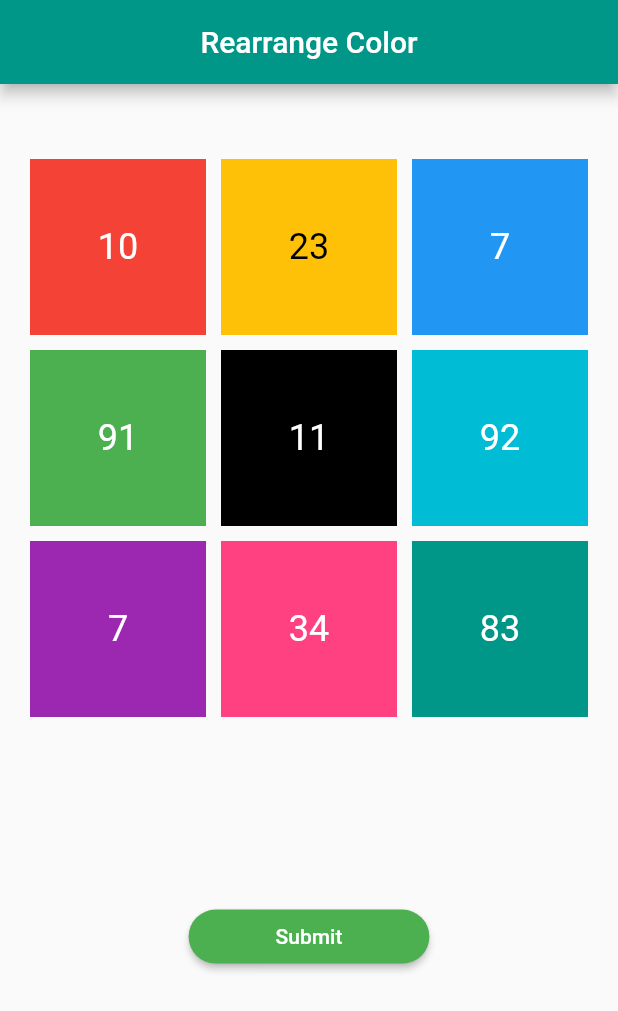
After one commit to shukill/Rearrange-Colors, a Flutter app: the screen it shows after launch, on a phone screen of 412 x 824 dp. The commit adds this screen. Shown: the top 1011 px of the screen. Run offline on Flutter 3.47's test engine with Material 2 defaults, Android fonts, the phone set to English and light mode, and no system bars; drawn by our look-alikes of reorderable_grid_view; our stand-ins replace get.

Commit message:
code-refactoring - fixing import - closing branch

```diff
--- a/lib/core/helpers.dart
+++ b/lib/core/helpers.dart
@@ -1,6 +1,8 @@
 import 'package:flutter/material.dart';
 
-abstract class Helpers {
+import 'model/my_colors.dart';
+
+class Helpers {
   static const Color red = Colors.red;
   static const Color amber = Colors.amber;
   static const Color blue = Colors.blue;
@@ -11,18 +13,60 @@ abstract class Helpers {
   static const Color pink = Colors.pinkAccent;
   static const Color teal = Colors.teal;
 
-  static const List<Color> initialColorList = [
-    red,
-    amber,
-    blue,
-    green,
-    black,
-    cyan,
-    purple,
-    pink,
-    teal,
+  List initialList = [
+    MyColor(
+      points: 10,
+      color: Colors.red,
+      name: 'Red',
+    ),
+    MyColor(
+      points: 23,
+      color: Colors.amber,
+      name: 'Amber',
+    ),
+    MyColor(
+      points: 7,
+      color: Colors.blue,
+      name: 'Blue',
+    ),
+    MyColor(
+      points: 91,
+      color: Colors.green,
+      name: 'Green',
+    ),
+    MyColor(
+      points: 11,
+      color: Colors.black,
+      name: 'Black',
+    ),
+    MyColor(
+      points: 92,
+      color: Colors.cyan,
+      name: 'Cyan',
+    ),
+    MyColor(
+      points: 7,
+      color: Colors.purple,
+      name: 'Purple',
+    ),
+    MyColor(
+      points: 34,
+      color: Colors.pinkAccent,
+      name: 'Pink',
+    ),
+    MyColor(
+      points: 83,
+      color: Colors.teal,
+      name: 'Teal',
+    ),
   ];
 
   static const String appBarTitle = 'Rearrange Color';
   static const String sumbit = 'Submit';
+  static const String reset = 'Reset';
+
+  static const EdgeInsets screenPadding = EdgeInsets.symmetric(
+    horizontal: 20,
+    vertical: 50,
+  );
 }
--- a/lib/main.dart
+++ b/lib/main.dart
@@ -18,7 +18,7 @@ class MyApp extends StatelessWidget {
       theme: ThemeData(
         primarySwatch: Colors.teal,
       ),
-      home: const MyHomePage(),
+      home: MyHomePage(),
     );
   }
 }
--- a/lib/screens/home/home_page.dart
+++ b/lib/screens/home/home_page.dart
@@ -1,20 +1,16 @@
 import 'package:flutter/material.dart';
 import 'package:get/get.dart';
-import 'package:rearrange/core/helpers.dart';
-import 'package:rearrange/core/model/my_colors.dart';
-import 'package:rearrange/screens/home/controller/home_controller.dart';
-import 'package:rearrange/screens/home/widgets/grid_card.dart';
-import 'package:rearrange/screens/result/result_page.dart';
-import 'package:reorderable_grid_view/reorderable_grid_view.dart';
 
-class MyHomePage extends StatefulWidget {
-  const MyHomePage({Key? key}) : super(key: key);
+import '../../core/helpers.dart';
+import '../result/result_page.dart';
+import 'controller/home_controller.dart';
+import 'widgets/normal_grid_view.dart';
+import 'widgets/primary_button.dart';
+import 'widgets/reorderable_grid_view.dart';
 
-  @override
-  State<MyHomePage> createState() => _MyHomePageState();
-}
+class MyHomePage extends StatelessWidget {
+  MyHomePage({Key? key}) : super(key: key);
 
-class _MyHomePageState extends State<MyHomePage> {
   final HomeController controller = Get.put(HomeController());
 
   @override
@@ -28,62 +24,38 @@ class _MyHomePageState extends State<MyHomePage> {
       ),
       body: Center(
         child: Container(
-          padding: const EdgeInsets.symmetric(
-            horizontal: 20,
-            vertical: 50,
-          ),
+          padding: Helpers.screenPadding,
           height: Get.height,
           child: Obx(
             () {
               if (controller.enabled.isTrue) {
                 return Column(
                   children: [
-                    SizedBox(
-                      height: Get.height * 0.6,
-                      child: ReorderableGridView.builder(
-                        gridDelegate:
-                            const SliverGridDelegateWithFixedCrossAxisCount(
-                          crossAxisSpacing: 10,
-                          mainAxisSpacing: 10,
-                          crossAxisCount: 3,
-                        ),
-                        itemCount: controller.currentList.length,
-                        itemBuilder: (context, index) {
-                          MyColor myColor = controller.currentList[index];
-                          return GridCard(
-                            key: ValueKey(myColor),
-                            myColor: myColor,
-                          );
-                        },
-                        onReorder: (oldInd, newInd) {
-                          controller.swap(oldInd, newInd);
-                        },
-                      ),
+                    MyReorderableGridView(
+                      controller: controller,
                     ),
-                    ElevatedButton(
-                      onPressed: () {
+                    PrimaryButton(
+                      onTap: () {
                         controller.enabled.value = false;
                         Get.to(() => ResultPage());
                       },
-                      style: ElevatedButton.styleFrom(
-                        primary: Helpers.green,
-                        shape: RoundedRectangleBorder(
-                          borderRadius: BorderRadius.circular(18),
-                        ),
-                        padding: const EdgeInsets.symmetric(
-                          horizontal: 50,
-                        ),
-                      ),
-                      child: const Padding(
-                        padding: EdgeInsets.all(8.0),
-                        child: Text(Helpers.sumbit),
-                      ),
+                      title: Helpers.sumbit,
                     ),
                   ],
                 );
               } else {
-                return NormalGridView(
-                  controller: controller,
+                return Column(
+                  children: [
+                    NormalGridView(
+                      controller: controller,
+                    ),
+                    PrimaryButton(
+                      onTap: () {
+                        controller.resetList();
+                      },
+                      title: Helpers.reset,
+                    ),
+                  ],
                 );
               }
             },
@@ -93,27 +65,3 @@ class _MyHomePageState extends State<MyHomePage> {
     );
   }
 }
-
-class NormalGridView extends StatelessWidget {
-  const NormalGridView({
-    Key? key,
-    required this.controller,
-  }) : super(key: key);
-
-  final HomeController controller;
-
-  @override
-  Widget build(BuildContext context) {
-    return GridView.count(
-      crossAxisSpacing: 10,
-      mainAxisSpacing: 10,
-      crossAxisCount: 3,
-      children: controller.currentList.map((myColor) {
-        return GridCard(
-          key: ValueKey(myColor),
-          myColor: myColor,
-        );
-      }).toList(),
-    );
-  }
-}
--- a/lib/screens/home/widgets/grid_card.dart
+++ b/lib/screens/home/widgets/grid_card.dart
@@ -1,7 +1,8 @@
 import 'package:flutter/material.dart';
 import 'package:get/get.dart';
-import 'package:rearrange/core/model/my_colors.dart';
-import 'package:rearrange/screens/result/result_page.dart';
+
+import '../../../core/model/my_colors.dart';
+import '../../result/result_page.dart';
 
 class GridCard extends StatelessWidget {
   const GridCard({
--- /dev/null
+++ b/lib/screens/home/widgets/primary_button.dart
@@ -0,0 +1,34 @@
+import 'package:flutter/material.dart';
+
+import '../../../core/helpers.dart';
+
+class PrimaryButton extends StatelessWidget {
+  const PrimaryButton({
+    Key? key,
+    required this.onTap,
+    required this.title,
+  }) : super(key: key);
+  final VoidCallback onTap;
+  final String title;
+  @override
+  Widget build(BuildContext context) {
+    return ElevatedButton(
+      onPressed: onTap,
+      style: ElevatedButton.styleFrom(
+        primary: Helpers.green,
+        shape: RoundedRectangleBorder(
+          borderRadius: BorderRadius.circular(18),
+        ),
+        padding: const EdgeInsets.symmetric(
+          horizontal: 50,
+        ),
+      ),
+      child: Padding(
+        padding: const EdgeInsets.all(8.0),
+        child: Text(
+          title,
+        ),
+      ),
+    );
+  }
+}
--- /dev/null
+++ b/lib/screens/home/widgets/reorderable_grid_view.dart
@@ -0,0 +1,43 @@
+import 'package:flutter/material.dart';
+import 'package:get/get.dart';
+import '../../../core/model/my_colors.dart';
+import '../controller/home_controller.dart';
+import 'package:reorderable_grid_view/reorderable_grid_view.dart';
+
+import 'grid_card.dart';
+
+class MyReorderableGridView extends StatelessWidget {
+  const MyReorderableGridView({
+    Key? key,
+    required this.controller,
+  }) : super(key: key);
+
+  final HomeController controller;
+
+  @override
+  Widget build(BuildContext context) {
+    return Obx(() {
+      return SizedBox(
+        height: Get.height * 0.6,
+        child: ReorderableGridView.builder(
+          gridDelegate: const SliverGridDelegateWithFixedCrossAxisCount(
+            crossAxisSpacing: 10,
+            mainAxisSpacing: 10,
+            crossAxisCount: 3,
+          ),
+          itemCount: controller.currentList.length,
+          itemBuilder: (context, index) {
+            MyColor myColor = controller.currentList[index];
+            return GridCard(
+              key: ValueKey(myColor),
+              myColor: myColor,
+            );
+          },
+          onReorder: (oldInd, newInd) {
+            controller.swap(oldInd, newInd);
+          },
+        ),
+      );
+    });
+  }
+}
--- a/lib/screens/result/widget/result_card.dart
+++ b/lib/screens/result/widget/result_card.dart
@@ -1,6 +1,6 @@
 import 'package:flutter/material.dart';
-import 'package:rearrange/core/model/my_colors.dart';
-import 'package:rearrange/screens/result/helpers/result_helpers.dart';
+import '../../../core/model/my_colors.dart';
+import '../helpers/result_helpers.dart';
 
 class ResultCard extends StatelessWidget {
   const ResultCard({
```
Also changed, not shown: lib/screens/home/controller/home_controller.dart (+8 -49 lines), lib/screens/home/widgets/normal_grid_view.dart (added, +31 -0 lines), lib/screens/result/result_page.dart (+4 -3 lines).
